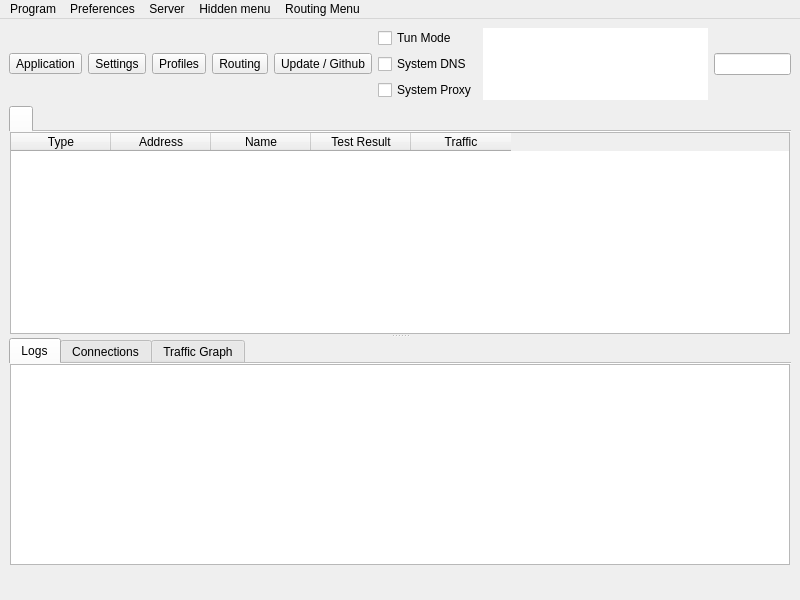
Above: include/ui/mainwindow.ui from forestsnet/Throne before the change. Below: the same form after it.
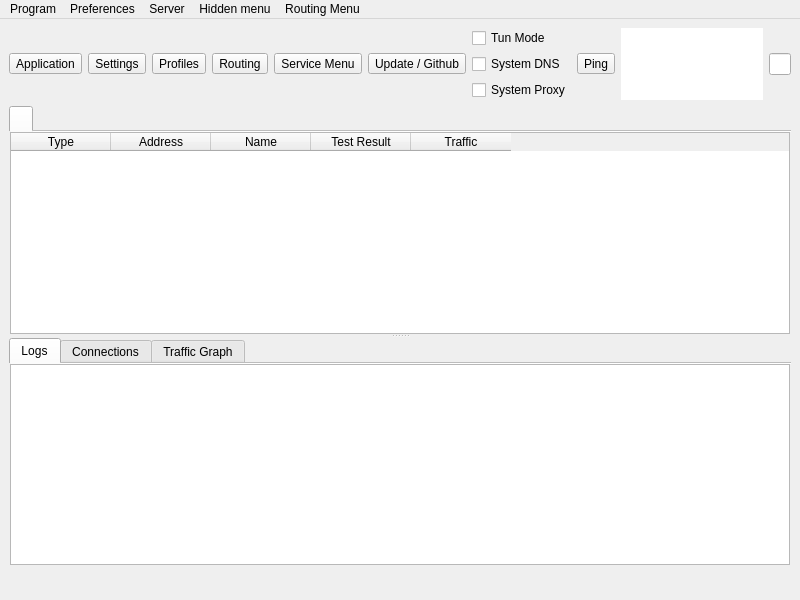
That is the form after the change. Icons and pictures are not drawn. Custom widgets are drawn as their Qt base class.

Commit message: feat: Add ping button to Main Menu

Diff of the .ui file:
```diff
--- a/include/ui/mainwindow.ui
+++ b/include/ui/mainwindow.ui
@@ -111,6 +111,28 @@
                                 </property>
                             </widget>
                         </item>
+                        <item>
+                            <widget class="QToolButton" name="toolButton_hidden">
+                                <property name="text">
+                                    <string>Service Menu</string>
+                                </property>
+                                <property name="icon">
+                                    <iconset theme="hidden-menu"/>
+                                </property>
+                                <property name="iconSize">
+                                    <size>
+                                        <width>24</width>
+                                        <height>24</height>
+                                    </size>
+                                </property>
+                                <property name="popupMode">
+                                    <enum>QToolButton::ToolButtonPopupMode::InstantPopup</enum>
+                                </property>
+                                <property name="toolButtonStyle">
+                                    <enum>Qt::ToolButtonStyle::ToolButtonTextUnderIcon</enum>
+                                </property>
+                            </widget>
+                        </item>
                         <item>
                             <widget class="QToolButton" name="toolButton_update">
                                 <property name="text">
@@ -164,6 +186,28 @@
                                 </item>
                             </layout>
                         </item>
+                        <item>
+                            <widget class="QToolButton" name="toolButton_ping">
+                                <property name="text">
+                                    <string>Ping</string>
+                                </property>
+                                <property name="icon">
+                                    <iconset theme="network-ping"/>
+                                </property>
+                                <property name="iconSize">
+                                    <size>
+                                        <width>24</width>
+                                        <height>24</height>
+                                    </size>
+                                </property>
+                                <property name="popupMode">
+                                    <enum>QToolButton::ToolButtonPopupMode::InstantPopup</enum>
+                                </property>
+                                <property name="toolButtonStyle">
+                                    <enum>Qt::ToolButtonStyle::ToolButtonTextUnderIcon</enum>
+                                </property>
+                            </widget>
+                        </item>
                         <item>
                             <widget class="QTextBrowser" name="data_view">
                                 <property name="enabled">
```
Left out of the diff: 28 changed lines with no effect on the pictures. The commit also changes 7 other files.
